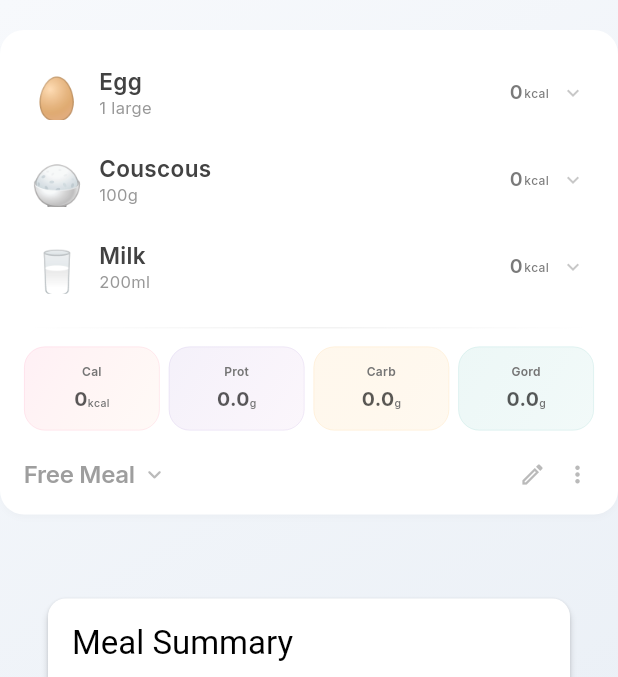
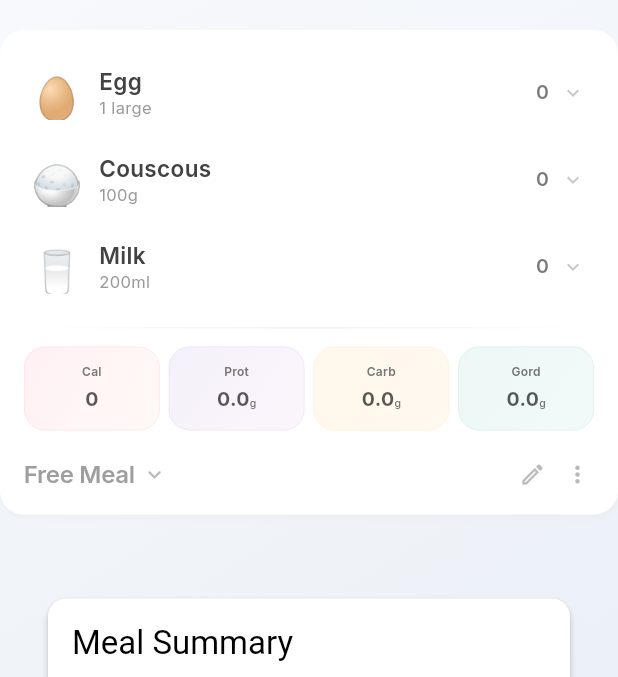
Before and after one commit to fabiano-araujo/nutro_ai, a Flutter app: the MealCardExample screen opened directly, on a phone screen of 412 x 824 dp, the part 84-761 px from its top. Run offline on Flutter 3.47's test engine with Material 3 defaults, Android fonts, the phone set to English and light mode, and no system bars; our stand-ins replace assets_audio_player, camera, file_picker, fl_chart, flutter_secure_storage, flutter_tts and 15 more; missing offline and left inert: dart:html, flutter_inappwebview, flutter_math_fork, google_mlkit_text_recognition, in_app_purchase_android, record and 3 more; accounts and stored records are empty.

Commit message:
Remove kcal unit from calories macro cards

```diff
--- a/lib/screens/daily_meals_screen.dart
+++ b/lib/screens/daily_meals_screen.dart
@@ -747,7 +747,7 @@ class _MealCard extends StatelessWidget {
                         icon: '🔥',
                         label: 'Cal',
                         value: meal!.totalCalories.toStringAsFixed(0),
-                        unit: 'kcal',
+                        unit: '',
                         startColor: const Color(0xFFFF6B9D),
                         endColor: const Color(0xFFFFA06B),
                         isDarkMode: isDarkMode,
--- a/lib/widgets/meal_card.dart
+++ b/lib/widgets/meal_card.dart
@@ -234,7 +234,7 @@ class _MealCardState extends State<MealCard> {
                     icon: '🔥',
                     label: 'Cal',
                     value: widget.meal.totalCalories.toStringAsFixed(0),
-                    unit: 'kcal',
+                    unit: '',
                     startColor: const Color(0xFFFF6B9D),
                     endColor: const Color(0xFFFFA06B),
                     isDarkMode: isDarkMode,
@@ -531,15 +531,6 @@ class _FoodItem extends StatelessWidget {
                           color: textColor.withValues(alpha: 0.7),
                         ),
                       ),
-                      SizedBox(width: 1),
-                      Text(
-                        'kcal',
-                        style: TextStyle(
-                          fontSize: 8,
-                          fontWeight: FontWeight.w500,
-                          color: textColor.withValues(alpha: 0.7),
-                        ),
-                      ),
                       SizedBox(width: 6),
                       InkWell(
                         onTap: onToggle,
```
